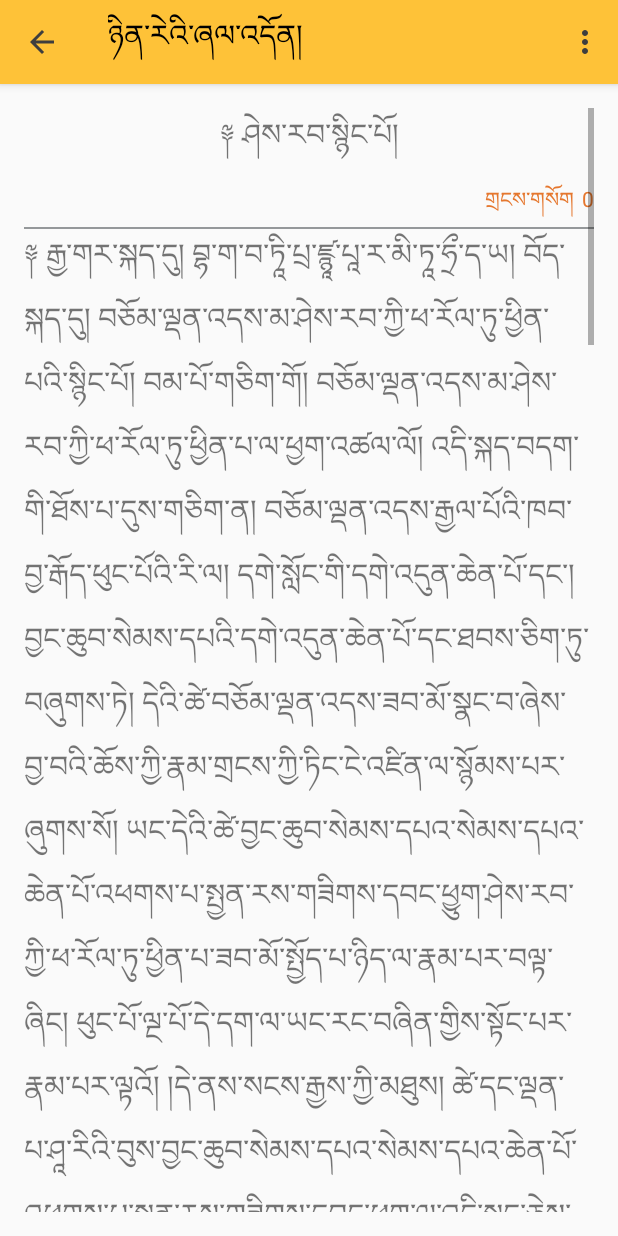
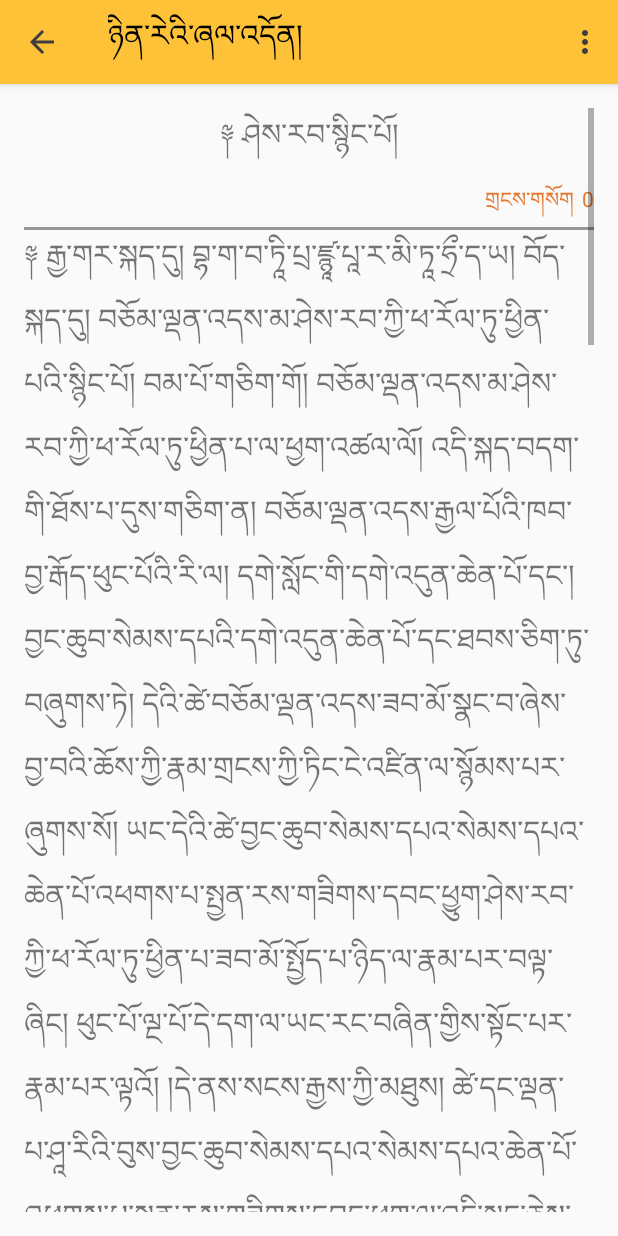
Before and after one commit to topsanjor/prayer, an Android app: the screen it shows after launch (TibPrayerDetailActivity), after a tap on "༈ ཤེས་རབ་སྙིང་པོ།", on a phone screen of 412 x 824 dp. Run offline under Robolectric (Android 15) with nearby library versions, the phone set to English and light mode, and no system bars; libraries missing offline, so code that uses them is left out: com.miguelcatalan.materialsearchview, com.warkiz.widget; Roboto replaces fonts that are not available here; 7 statements that could not run were skipped.

Commit message:
Update activity_tib_prayer_detail.xml

```diff
--- a/app/src/main/res/layout/activity_tib_prayer_detail.xml
+++ b/app/src/main/res/layout/activity_tib_prayer_detail.xml
@@ -64,7 +64,7 @@
                 <View
                     android:background="@color/colorViewLine"
                     android:layout_width="match_parent"
-                    android:layout_height="1dp"></View>
+                    android:layout_height="2dp"></View>
 
             </LinearLayout>
 
```
